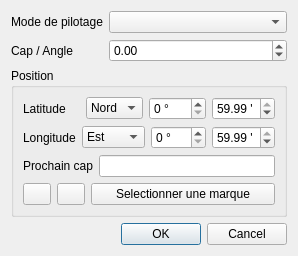
Above: src/Ui/Pilototo_param.ui from nohal/qtVlm before the change. Below: the same form after it.
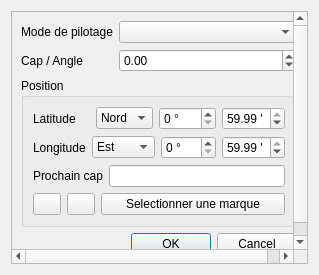
That is the form after the change.

The edit to the form file:
```diff
--- a/src/Ui/Pilototo_param.ui
+++ b/src/Ui/Pilototo_param.ui
@@ -6,8 +6,8 @@
    <rect>
     <x>0</x>
     <y>0</y>
-    <width>286</width>
-    <height>234</height>
+    <width>319</width>
+    <height>275</height>
    </rect>
   </property>
   <property name="windowTitle">
@@ -15,6 +15,21 @@
   </property>
   <layout class="QVBoxLayout" name="verticalLayout">
    <item>
+    <widget class="QScrollArea" name="scrollArea">
+     <property name="widgetResizable">
+      <bool>true</bool>
+     </property>
+     <widget class="QWidget" name="scrollAreaWidgetContents">
+      <property name="geometry">
+       <rect>
+        <x>0</x>
+        <y>0</y>
+        <width>299</width>
+        <height>255</height>
+       </rect>
+      </property>
+      <layout class="QVBoxLayout" name="verticalLayout_3">
+       <item>
     <layout class="QFormLayout" name="formLayout">
      <property name="formAlignment">
       <set>Qt::AlignCenter</set>
@@ -233,6 +248,10 @@
      <property name="standardButtons">
       <set>QDialogButtonBox::Cancel|QDialogButtonBox::Ok</set>
      </property>
+        </widget>
+       </item>
+      </layout>
+     </widget>
     </widget>
    </item>
   </layout>
```
Lines whose indentation alone changed are shown as unchanged.
